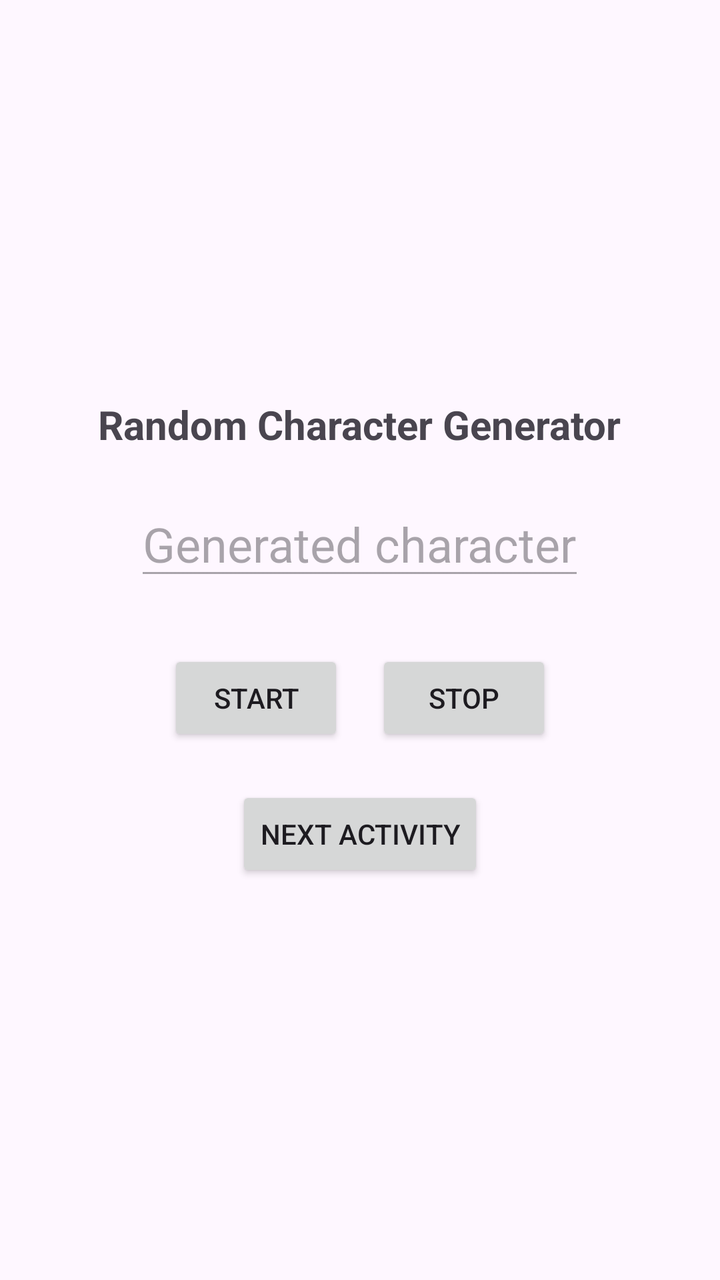
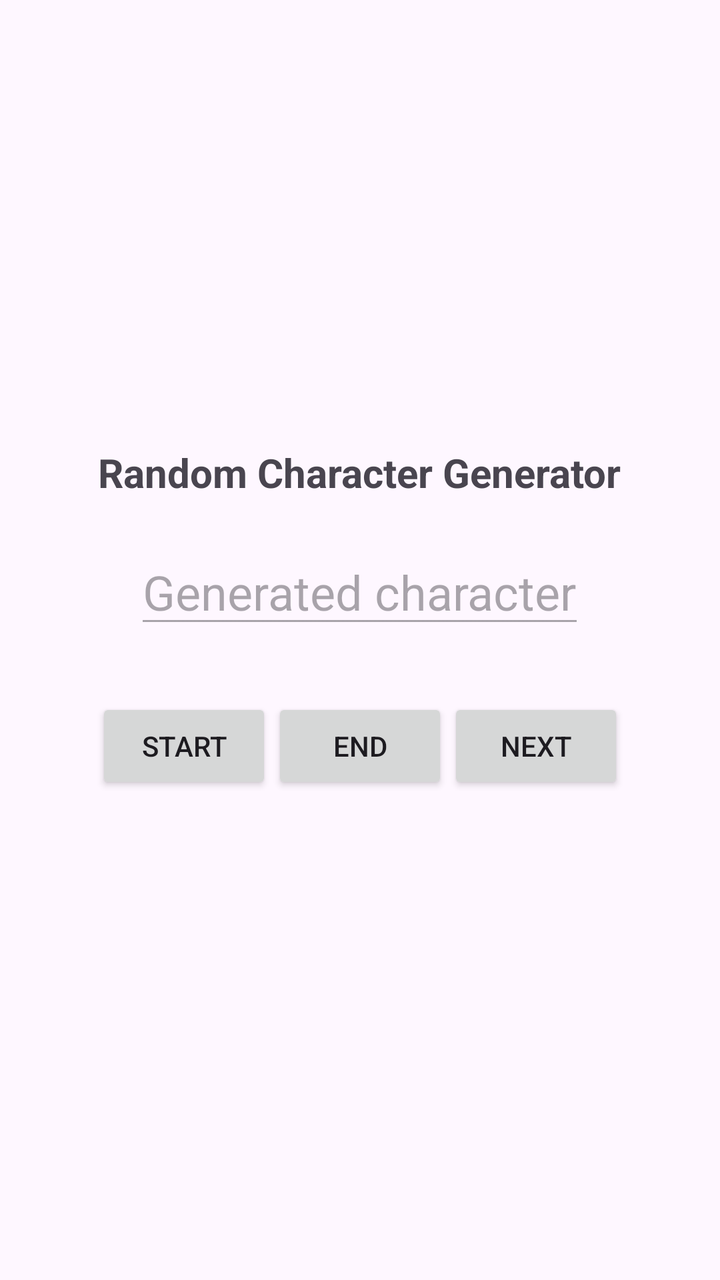

Before-and-after screenshots of an Android layout around one commit, followed by the original layout XML and the change that was made.
<!-- AndroidManifest.xml: application theme Theme.MyApplication -->
<!-- res/layout/activity_main.xml -->
<?xml version="1.0" encoding="utf-8"?>
<LinearLayout xmlns:android="http://schemas.android.com/apk/res/android"
    xmlns:tools="http://schemas.android.com/tools"
    android:id="@+id/container"
    android:layout_width="match_parent"
    android:layout_height="match_parent"
    android:gravity="center"
    android:orientation="vertical"
    tools:context=".MainActivity"
    android:padding="16dp">

    <TextView
        android:id="@+id/textView_title"
        android:layout_width="wrap_content"
        android:layout_height="wrap_content"
        android:text="Random Character Generator"
        android:textSize="20sp"
        android:textStyle="bold"
        android:layout_marginBottom="20dp"/>

    <EditText
        android:id="@+id/editText_randomCharacter"
        android:layout_width="wrap_content"
        android:layout_height="wrap_content"
        android:hint="Generated character"
        android:textSize="24sp"
        android:gravity="center"
        android:enabled="false"
        android:layout_marginBottom="30dp" />

    <LinearLayout
        android:layout_width="wrap_content"
        android:layout_height="wrap_content"
        android:orientation="horizontal"
        android:layout_marginBottom="20dp">

        <Button
            android:id="@+id/button_start"
            android:layout_width="wrap_content"
            android:layout_height="wrap_content"
            android:text="START" />

        <Space
            android:layout_width="16dp"
            android:layout_height="wrap_content" />

        <Button
            android:id="@+id/button_end"
            android:layout_width="wrap_content"
            android:layout_height="wrap_content"
            android:text="STOP" />
    </LinearLayout>

    <Button
        android:id="@+id/button_next"
        android:layout_width="wrap_content"
        android:layout_height="wrap_content"
        android:text="NEXT ACTIVITY" />

</LinearLayout>
<!-- resources referenced by this layout -->
<resources>
  <style name="Theme.MyApplication" parent="Base.Theme.MyApplication" />
  <style name="Base.Theme.MyApplication" parent="Theme.Material3.DayNight.NoActionBar">
          
          
      </style>
</resources>

<!-- the commit's change to res/layout/activity_main.xml (unified diff, before → after) -->
@@ -38,23 +38,22 @@
             android:id="@+id/button_start"
             android:layout_width="wrap_content"
             android:layout_height="wrap_content"
-            android:text="START" />
-
-        <Space
-            android:layout_width="16dp"
-            android:layout_height="wrap_content" />
+            android:text="Start" />
 
         <Button
             android:id="@+id/button_end"
             android:layout_width="wrap_content"
             android:layout_height="wrap_content"
-            android:text="STOP" />
+            android:text="End" />
+
+        <Button
+            android:id="@+id/button_next"
+            android:layout_width="wrap_content"
+            android:layout_height="wrap_content"
+            android:text="Next" />
+
     </LinearLayout>
 
-    <Button
-        android:id="@+id/button_next"
-        android:layout_width="wrap_content"
-        android:layout_height="wrap_content"
-        android:text="NEXT ACTIVITY" />
+
 
 </LinearLayout>
